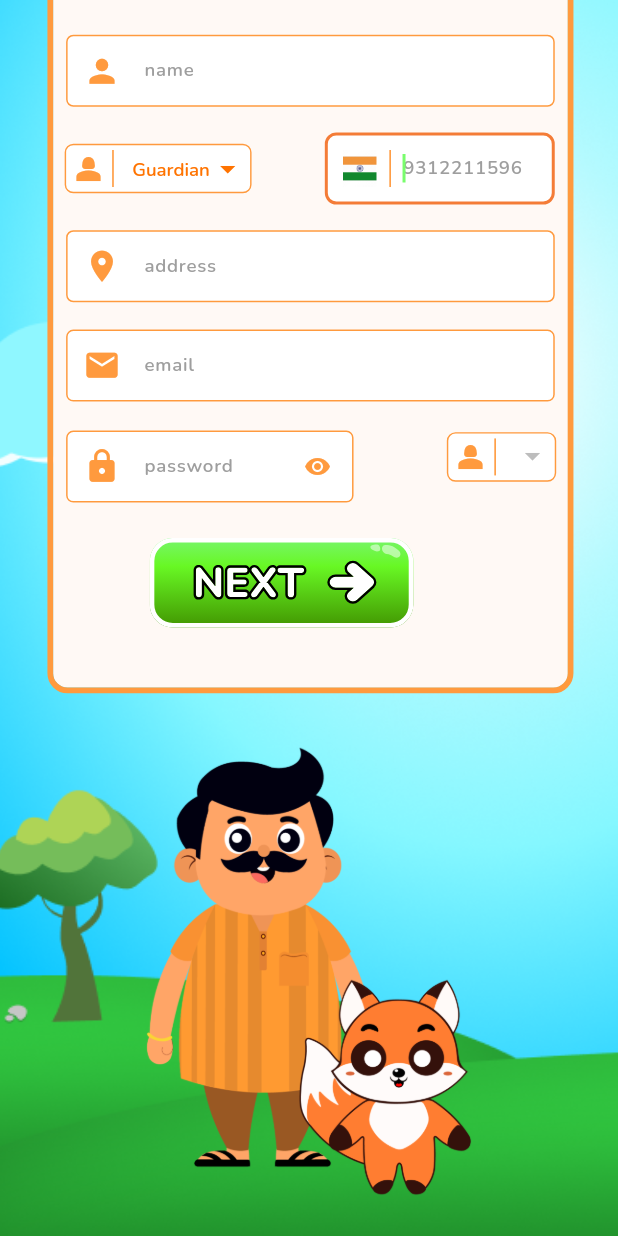
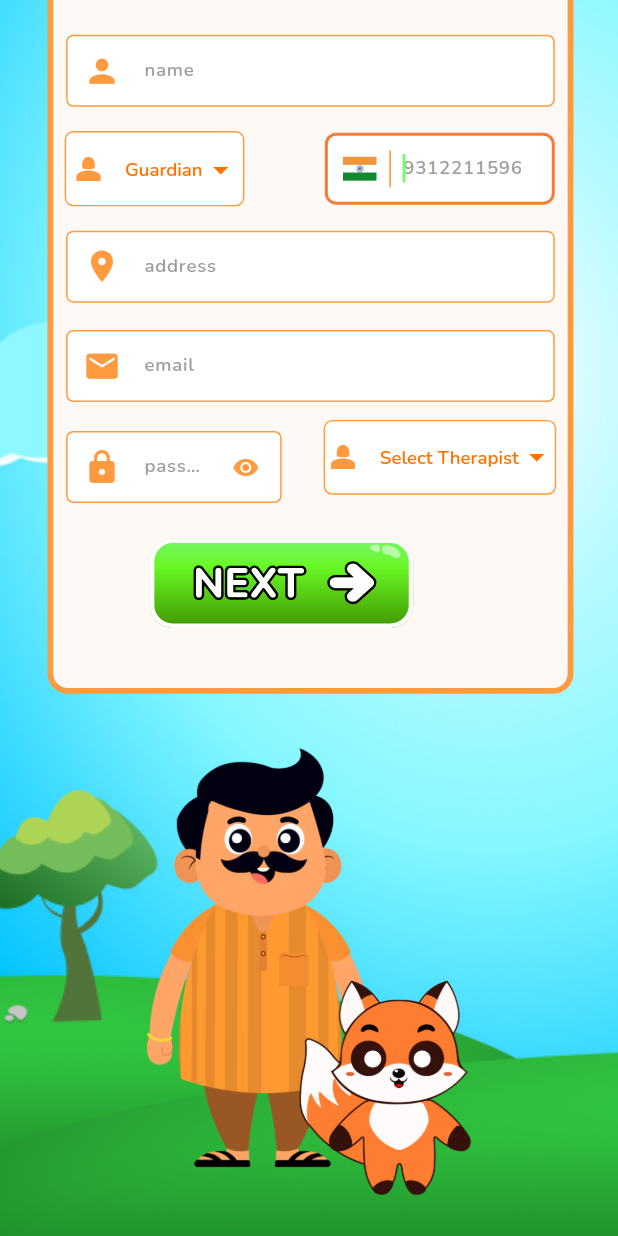
Before and after one commit to TejasKumar3005/svar-v2, a Flutter app: the RegisterFormScreenPotratitV1ChildScreen screen opened by its route, scrolled down 98 dp, on a phone screen of 412 x 824 dp. Run offline on Flutter 3.47's test engine with Material 3 defaults, Android fonts, the phone set to English and light mode, and no system bars; our stand-ins replace audioplayers, auto_size_text, avatar_glow, cached_network_image, chewie, cloud_firestore and 11 more; missing offline and left inert: carousel_slider_plus, flutter_sound; accounts and stored records are empty; project files that could hold a hidden picture were left out.

Commit message:
feat: Add batch field to RegisterFormMethods
chore: Update hindiToEnglishPhonemeMap in PhonmesListModel

```diff
--- a/lib/presentation/ling_learning/ling_learning_screen.dart
+++ b/lib/presentation/ling_learning/ling_learning_screen.dart
@@ -5,6 +5,7 @@ import 'package:flutter/material.dart';
 import 'package:flutter/services.dart';
 import 'package:path_provider/path_provider.dart';
 import 'package:svar_new/presentation/ling_learning/ling_learning_provider.dart';
+import 'package:svar_new/presentation/phenome_list/phonmes_list_model.dart';
 import 'package:svar_new/widgets/circularScore.dart';
 import 'package:svar_new/widgets/custom_button.dart';
 import 'package:svar_new/core/app_export.dart';
@@ -351,7 +352,7 @@ class LingLearningScreenState extends State<LingLearningScreen> {
         print("Audio file path: $path");
 
         try {
-          double result = await sendWavFile(path, provider.selectedCharacter);
+          double result = await sendWavFile(path, PhonmesListModel().hindiToEnglishPhonemeMap[provider.selectedCharacter]!);
           print("Processing result: $result");
         } catch (e) {
           print("Error processing audio: ${e.toString()}");
--- a/lib/presentation/register_form_screen_potratit_v1_child_screen/methods.dart
+++ b/lib/presentation/register_form_screen_potratit_v1_child_screen/methods.dart
@@ -30,7 +30,8 @@ class RegisterFormMethods {
                           phoneme_current_level: 0,
                           auditory_current_level: 0,
                           score: 0,
-                          therapist: null
+                          therapist: null,
+                          batch:null
                         ),therapyCenterId)
         .then((value) => {
               if (value)
--- a/lib/presentation/register_form_screen_potratit_v1_child_screen/register_form_screen_potratit_v1_child_screen.dart
+++ b/lib/presentation/register_form_screen_potratit_v1_child_screen/register_form_screen_potratit_v1_child_screen.dart
@@ -37,7 +37,7 @@ class RegisterFormScreenPotratitV1ChildScreenState
   TextEditingController phoneCtrl = TextEditingController();
   List<String> list = <String>["Guardian", "Mother", "Father"];
   String dropdownValue = "Guardian";
-  String? dropdownValue1;
+  String dropdownValue1="Select Therapist";
   bool hide = true;
   OverlayEntry? _overlayEntry;
 
@@ -53,8 +53,11 @@ class RegisterFormScreenPotratitV1ChildScreenState
   Widget build(BuildContext context) {
     final textCtrl = context.watch<RegisterFormScreenPotratitV1ChildProvider>();
     var provider = context.watch<UserDataProvider>();
-    List<String> nameList =
-        provider.therapyCenters.map((json) => json['name'] as String).toList();
+    List<String> nameList =["Select Therapist"];
+    for (var i = 0; i < provider.therapyCenters.length; i++) {
+      nameList.add(provider.therapyCenters[i]['name']);
+    }
+
 
     WidgetsBinding.instance.addPostFrameCallback((_) {
       if (textCtrl.loading && _overlayEntry == null) {
@@ -146,6 +149,7 @@ class RegisterFormScreenPotratitV1ChildScreenState
                             mainAxisAlignment: MainAxisAlignment.spaceBetween,
                             children: [
                               Container(
+
                                 padding: EdgeInsets.symmetric(horizontal: 3.h),
                                 decoration:
                                     AppDecoration.outlineOrangeA200.copyWith(
@@ -153,30 +157,21 @@ class RegisterFormScreenPotratitV1ChildScreenState
                                       BorderRadiusStyle.roundedBorder5,
                                 ),
                                 child: Row(
-                                  mainAxisAlignment: MainAxisAlignment.center,
+                                  mainAxisAlignment: MainAxisAlignment.spaceBetween,
                                   children: [
                                     Icon(
                                       Icons.person_2,
                                       color: appTheme.orangeA200,
                                     ),
-                                    Padding(
-                                      padding: EdgeInsets.only(left: 4.h),
-                                      child: SizedBox(
-                                        height: 23.v,
-                                        child: VerticalDivider(
-                                          width: 1.h,
-                                          thickness: 1.v,
-                                        ),
-                                      ),
-                                    ),
+
                                     Padding(
                                         padding: EdgeInsets.only(
-                                          left: 13.h,
+                                        left: 13.h,
                                           top: 3.v,
                                           bottom: 2.v,
                                         ),
                                         child: SizedBox(
-                                          height: 24.v,
+                                          height: 40.v,
                                           child: DropdownButton<String>(
                                             iconEnabledColor:
                                                 PrimaryColors().amber900,
@@ -223,7 +218,7 @@ class RegisterFormScreenPotratitV1ChildScreenState
                             children: [
                               _buildEditText(context),
                               Container(
-                                padding: EdgeInsets.symmetric(horizontal: 3.h),
+
                                 decoration:
                                     AppDecoration.outlineOrangeA200.copyWith(
                                   borderRadius:
@@ -236,24 +231,15 @@ class RegisterFormScreenPotratitV1ChildScreenState
                                       Icons.person_2,
                                       color: appTheme.orangeA200,
                                     ),
-                                    Padding(
-                                      padding: EdgeInsets.only(left: 4.h),
-                                      child: SizedBox(
-                                        height: 23.v,
-                                        child: VerticalDivider(
-                                          width: 1.h,
-                                          thickness: 1.v,
-                                        ),
-                                      ),
-                                    ),
+
                                     Padding(
                                         padding: EdgeInsets.only(
                                           left: 13.h,
-                                          top: 3.v,
-                                          bottom: 2.v,
+
+
                                         ),
                                         child: SizedBox(
-                                          height: 24.v,
+
                                           child: DropdownButton<String>(
                                             iconEnabledColor:
                                                 PrimaryColors().amber900,
@@ -275,9 +261,13 @@ class RegisterFormScreenPotratitV1ChildScreenState
                                                 value: value,
                                                 child: Text(
                                                   value,
+
                                                   style: TextStyle(
+
                                                       color: PrimaryColors()
-                                                          .amber900),
+                                                          .amber900,
+                                                          overflow: TextOverflow.ellipsis,
+                                                          ),
                                                 ),
                                               );
                                             }).toList(),
@@ -289,14 +279,10 @@ class RegisterFormScreenPotratitV1ChildScreenState
                             ],
                           ),
                           SizedBox(height: 22.v),
-                          textCtrl.loading
-                              ? CircularProgressIndicator(
-                                  color: appTheme.deepOrange200,
-                                )
-                              : CustomButton(
+                        CustomButton(
                                   type: ButtonType.Next,
                                   onPressed: () {
-                                    if (_formKey.currentState!.validate()) {
+                                    if (_formKey.currentState!.validate() && dropdownValue1!="Select Therapist") {
                                       RegisterFormMethods methods =
                                           RegisterFormMethods(context: context);
                                       Map<String, dynamic> result =
@@ -479,7 +465,7 @@ class RegisterFormScreenPotratitV1ChildScreenState
         selector: (context, provider) => provider.passwordController,
         builder: (context, passwordController, child) {
           return CustomTextFormField(
-            width: 200.h,
+            width: 150.h,
             controller: passwordController,
             suffix: GestureDetector(
               onTap: () {
```
Also changed, not shown: lib/presentation/phenome_list/phonmes_list_model.dart (+45 -0 lines), lib/presentation/phenoms_level_screen_one/phonems_level_screen_one_screen.dart (+9 -3 lines).
